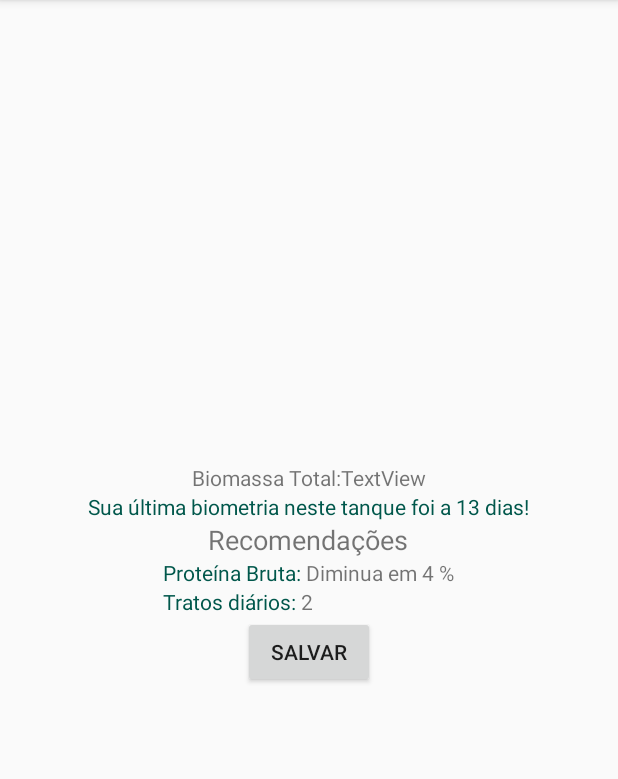
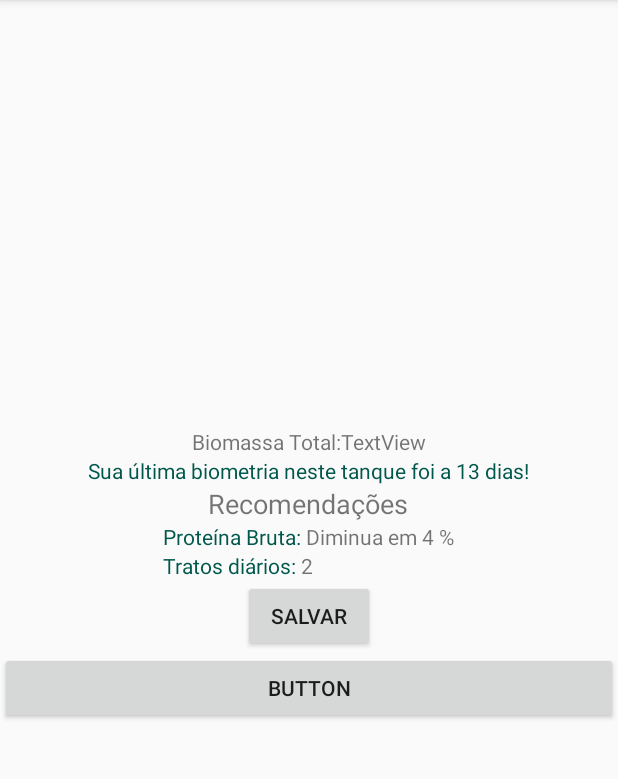
Before and after one commit to Adailsonacj/gestfish_hfc2018, an Android app: the Biometria screen opened directly, with no data from a screen before it, on a phone screen of 412 x 824 dp, the part 84-863 px from its top. Run offline under Robolectric (Android 15) with nearby library versions, the phone set to English and light mode, and no system bars.

Commit message:
Tela addBiometria

```diff
--- a/app/src/main/java/com/sharknado/gestfish_hfc2018/AddTanque.java
+++ b/app/src/main/java/com/sharknado/gestfish_hfc2018/AddTanque.java
@@ -70,4 +70,9 @@ public class AddTanque extends AppCompatActivity implements AdapterView.OnItemSe
         startActivity(new Intent(this, Tanques.class));
         super.finish();
     }
+
+    public void registrarBiometria(View view) {
+        startActivity(new Intent(this, CadastrarBiometria.class));
+        super.finish();
+    }
 }
--- a/app/src/main/java/com/sharknado/gestfish_hfc2018/Biometria.java
+++ b/app/src/main/java/com/sharknado/gestfish_hfc2018/Biometria.java
@@ -1,7 +1,9 @@
 package com.sharknado.gestfish_hfc2018;
 
+import android.content.Intent;
 import android.support.v7.app.AppCompatActivity;
 import android.os.Bundle;
+import android.view.View;
 
 public class Biometria extends AppCompatActivity {
 
@@ -10,4 +12,8 @@ public class Biometria extends AppCompatActivity {
         super.onCreate(savedInstanceState);
         setContentView(R.layout.activity_biometria);
     }
+
+    public void registrarBiometria(View view){
+        startActivity(new Intent(this, CadastrarBiometria.class));
+    }
 }
--- a/app/src/main/res/layout/activity_biometria.xml
+++ b/app/src/main/res/layout/activity_biometria.xml
@@ -143,4 +143,11 @@
         android:text="Salvar"
         tools:ignore="HardcodedText" />
 
+    <Button
+        android:id="@+id/registrarBiometria"
+        android:layout_width="match_parent"
+        android:layout_height="wrap_content"
+        android:onClick="registrarBiometria"
+        android:text="Button" />
+
 </LinearLayout>
```
Also changed, not shown: app/src/main/java/com/sharknado/gestfish_hfc2018/CadastrarBiometria.java (+14 -1 lines), app/src/main/java/com/sharknado/gestfish_hfc2018/dao/BiometriaDao.java (+7 -1 lines), app/src/main/java/com/sharknado/gestfish_hfc2018/model/Biometria.java (+13 -1 lines), app/src/main/res/layout/activity_cadastrar_biometria.xml (+7 -5 lines).
